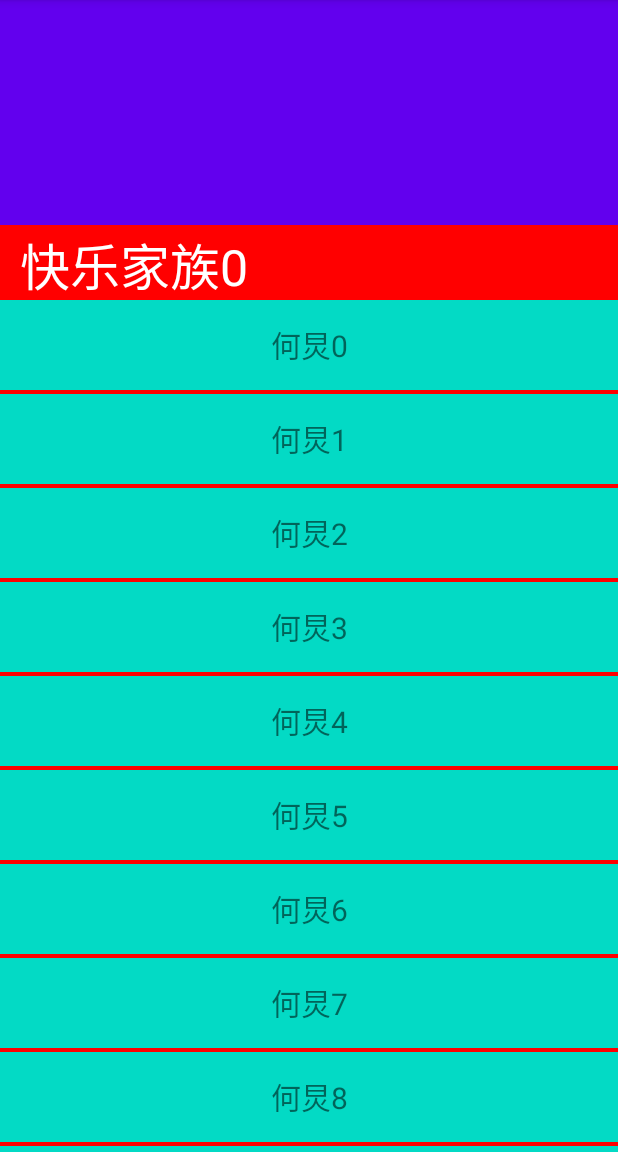
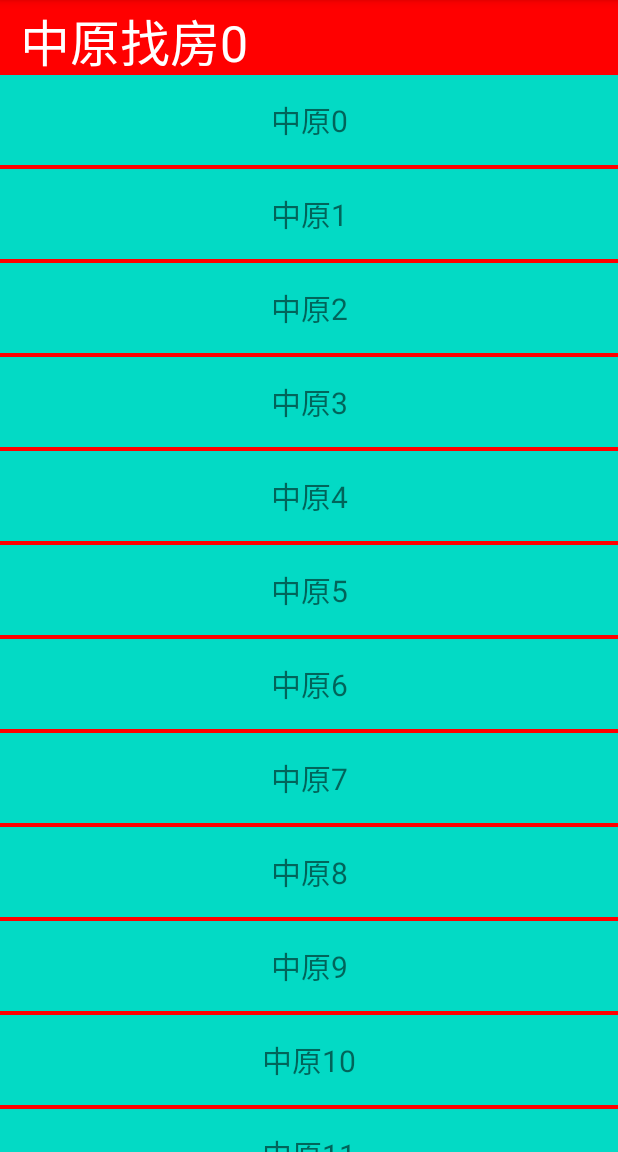
Before and after one commit to liuhuiAndroid/CeilingRecyclerView, an Android app: the screen it shows after launch (MainActivity), on a phone screen of 412 x 824 dp, the part 84-1236 px from its top. Run offline under Robolectric (Android 15) with nearby library versions, the phone set to English and light mode, and no system bars.

Commit message:
RecyclerView实现吸顶效果

```diff
--- a/app/src/main/java/com/enjoy/ceiling/MainActivity.java
+++ b/app/src/main/java/com/enjoy/ceiling/MainActivity.java
@@ -28,11 +28,11 @@ public class MainActivity extends AppCompatActivity {
     private void init() {
         starList = new ArrayList<>();
         for (int i = 0; i < 4; i++) {
-            for (int j = 0; j < 20; j++) {
+            for (int j = 0; j < 12; j++) {
                 if (i % 2 == 0) {
-                    starList.add(new Star("何炅" + j, "快乐家族" + i));
+                    starList.add(new Star("中原" + j, "中原找房" + i));
                 } else {
-                    starList.add(new Star("汪涵" + j, "天天兄弟" + i));
+                    starList.add(new Star("贝壳" + j, "贝壳找房" + i));
                 }
             }
         }
--- a/app/src/main/java/com/enjoy/ceiling/Star.java
+++ b/app/src/main/java/com/enjoy/ceiling/Star.java
@@ -3,26 +3,18 @@ package com.enjoy.ceiling;
 public class Star {
 
     private String name;
-    private String groundName;
+    private String groupName;
 
     public Star(String name, String groundName) {
         this.name = name;
-        this.groundName = groundName;
+        this.groupName = groundName;
     }
 
     public String getName() {
         return name;
     }
 
-    public void setName(String name) {
-        this.name = name;
-    }
-
-    public String getGroundName() {
-        return groundName;
-    }
-
-    public void setGroundName(String groundName) {
-        this.groundName = groundName;
+    public String getGroupName() {
+        return groupName;
     }
 }
--- a/app/src/main/java/com/enjoy/ceiling/StarAdapter.java
+++ b/app/src/main/java/com/enjoy/ceiling/StarAdapter.java
@@ -23,11 +23,8 @@ public class StarAdapter extends RecyclerView.Adapter<StarAdapter.StarViewHolder
 
     /**
      * 是否是组的第一个item
-     *
-     * @param position
-     * @return
      */
-    public boolean isGourpHeader(int position) {
+    public boolean isGroupHeader(int position) {
         if (position == 0) {
             return true;
         } else {
@@ -42,7 +39,7 @@ public class StarAdapter extends RecyclerView.Adapter<StarAdapter.StarViewHolder
     }
 
     public String getGroupName(int position) {
-        return starList.get(position).getGroundName();
+        return starList.get(position).getGroupName();
     }
 
     @NonNull
--- a/app/src/main/java/com/enjoy/ceiling/StarDecoration.java
+++ b/app/src/main/java/com/enjoy/ceiling/StarDecoration.java
@@ -13,23 +13,18 @@ import androidx.recyclerview.widget.RecyclerView;
 
 public class StarDecoration extends RecyclerView.ItemDecoration {
 
-    private int groupHeaderHeight;
-
-    private Paint headPaint;
-    private Paint textPaint;
-
-    private Rect textRect;
+    private final int groupHeaderHeight;
+    private final Paint headPaint;
+    private final Paint textPaint;
+    private final Rect textRect;
 
     public StarDecoration(Context context) {
         groupHeaderHeight = dp2px(context, 100);
-
         headPaint = new Paint();
         headPaint.setColor(Color.RED);
-
         textPaint = new Paint();
         textPaint.setTextSize(50);
         textPaint.setColor(Color.WHITE);
-
         textRect = new Rect();
     }
 
@@ -48,13 +43,13 @@ public class StarDecoration extends RecyclerView.ItemDecoration {
                 // 获取View的布局位置
                 int position = parent.getChildLayoutPosition(view);
                 // 是否是头部
-                boolean isGroupHeader = adapter.isGourpHeader(position);
+                boolean isGroupHeader = adapter.isGroupHeader(position);
                 if (isGroupHeader && view.getTop() - groupHeaderHeight - parent.getPaddingTop() >= 0) {
                     c.drawRect(left, view.getTop() - groupHeaderHeight, right, view.getTop(), headPaint);
                     String groupName = adapter.getGroupName(position);
                     textPaint.getTextBounds(groupName, 0, groupName.length(), textRect);
                     c.drawText(groupName, left + 20, view.getTop() -
-                            groupHeaderHeight / 2 + textRect.height() / 2, textPaint);
+                            groupHeaderHeight / 2f + textRect.height() / 2f, textPaint);
                 } else if (view.getTop() - groupHeaderHeight - parent.getPaddingTop() >= 0) {
                     // 分割线
                     c.drawRect(left, view.getTop() - 4, right, view.getTop(), headPaint);
@@ -76,33 +71,30 @@ public class StarDecoration extends RecyclerView.ItemDecoration {
             int right = parent.getWidth() - parent.getPaddingRight();
             int top = parent.getPaddingTop();
             // 当第二个是组的头部的时候
-            boolean isGroupHeader = adapter.isGourpHeader(position + 1);
+            boolean isGroupHeader = adapter.isGroupHeader(position + 1);
             if (isGroupHeader) {
                 int bottom = Math.min(groupHeaderHeight, itemView.getBottom() - parent.getPaddingTop());
-
                 c.drawRect(left, top, right, top + bottom, headPaint);
                 String groupName = adapter.getGroupName(position);
                 textPaint.getTextBounds(groupName, 0, groupName.length(), textRect);
                 c.drawText(groupName, left + 20, top + bottom
-                        - groupHeaderHeight / 2 + textRect.height() / 2, textPaint);
+                        - groupHeaderHeight / 2f + textRect.height() / 2f, textPaint);
             } else {
                 c.drawRect(left, top, right, top + groupHeaderHeight, headPaint);
                 String groupName = adapter.getGroupName(position);
                 textPaint.getTextBounds(groupName, 0, groupName.length(), textRect);
-                c.drawText(groupName, left + 20, top + groupHeaderHeight / 2 + textRect.height() / 2, textPaint);
+                c.drawText(groupName, left + 20, top + groupHeaderHeight / 2f + textRect.height() / 2f, textPaint);
             }
-
         }
     }
 
     @Override
     public void getItemOffsets(@NonNull Rect outRect, @NonNull View view, @NonNull RecyclerView parent, @NonNull RecyclerView.State state) {
         super.getItemOffsets(outRect, view, parent, state);
-
         if (parent.getAdapter() instanceof StarAdapter) {
             StarAdapter adapter = (StarAdapter) parent.getAdapter();
             int position = parent.getChildLayoutPosition(view);
-            boolean isGroupHeader = adapter.isGourpHeader(position);
+            boolean isGroupHeader = adapter.isGroupHeader(position);
             // 怎么判断 itemView是头部
             if (isGroupHeader) {
                 // 如果是头部，预留更大的地方
--- a/app/src/main/res/layout/activity_main.xml
+++ b/app/src/main/res/layout/activity_main.xml
@@ -6,8 +6,6 @@
     <androidx.recyclerview.widget.RecyclerView
         android:id="@+id/rv_list"
         android:layout_width="match_parent"
-        android:layout_height="match_parent"
-        android:background="@color/colorPrimary"
-        android:paddingTop="150dp" />
+        android:layout_height="match_parent"/>
 
 </RelativeLayout>
```
